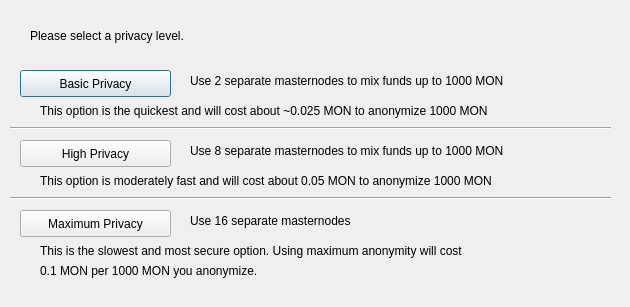
Above: src/qt/forms/darksendconfig.ui from umlaeute/KonjCoin before the change. Below: the same form after it.
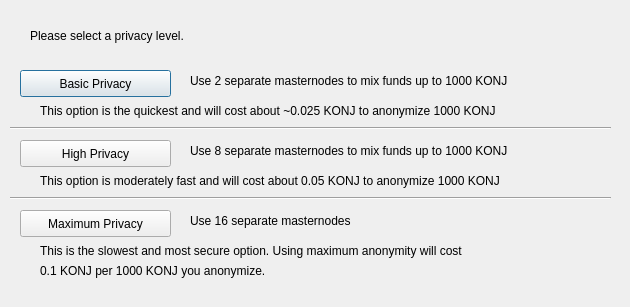
That is the form after the change.

Patch:
```diff
--- a/src/qt/forms/darksendconfig.ui
+++ b/src/qt/forms/darksendconfig.ui
@@ -75,7 +75,7 @@
     </rect>
    </property>
    <property name="text">
-    <string>Use 2 separate masternodes to mix funds up to 1000 MON</string>
+    <string>Use 2 separate masternodes to mix funds up to 1000 KONJ</string>
    </property>
   </widget>
   <widget class="QLabel" name="label_3">
@@ -88,7 +88,7 @@
     </rect>
    </property>
    <property name="text">
-    <string>Use 8 separate masternodes to mix funds up to 1000 MON</string>
+    <string>Use 8 separate masternodes to mix funds up to 1000 KONJ</string>
    </property>
   </widget>
   <widget class="QLabel" name="label_4">
@@ -114,7 +114,7 @@
     </rect>
    </property>
    <property name="text">
-    <string>This option is the quickest and will cost about ~0.025 MON to anonymize 1000 MON</string>
+    <string>This option is the quickest and will cost about ~0.025 KONJ to anonymize 1000 KONJ</string>
    </property>
   </widget>
   <widget class="QLabel" name="label_7">
@@ -127,7 +127,7 @@
     </rect>
    </property>
    <property name="text">
-    <string>This option is moderately fast and will cost about 0.05 MON to anonymize 1000 MON</string>
+    <string>This option is moderately fast and will cost about 0.05 KONJ to anonymize 1000 KONJ</string>
    </property>
   </widget>
   <widget class="QLabel" name="label_8">
@@ -153,7 +153,7 @@
     </rect>
    </property>
    <property name="text">
-    <string>0.1 MON per 1000 MON you anonymize.</string>
+    <string>0.1 KONJ per 1000 KONJ you anonymize.</string>
    </property>
   </widget>
   <widget class="Line" name="line">
```
